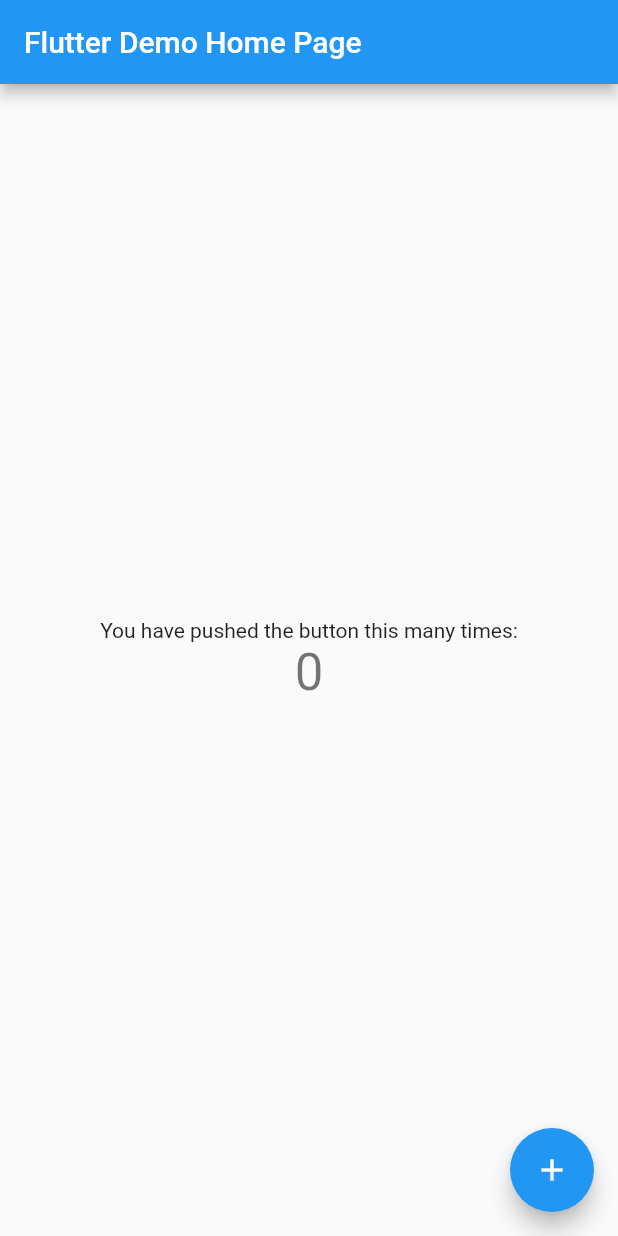
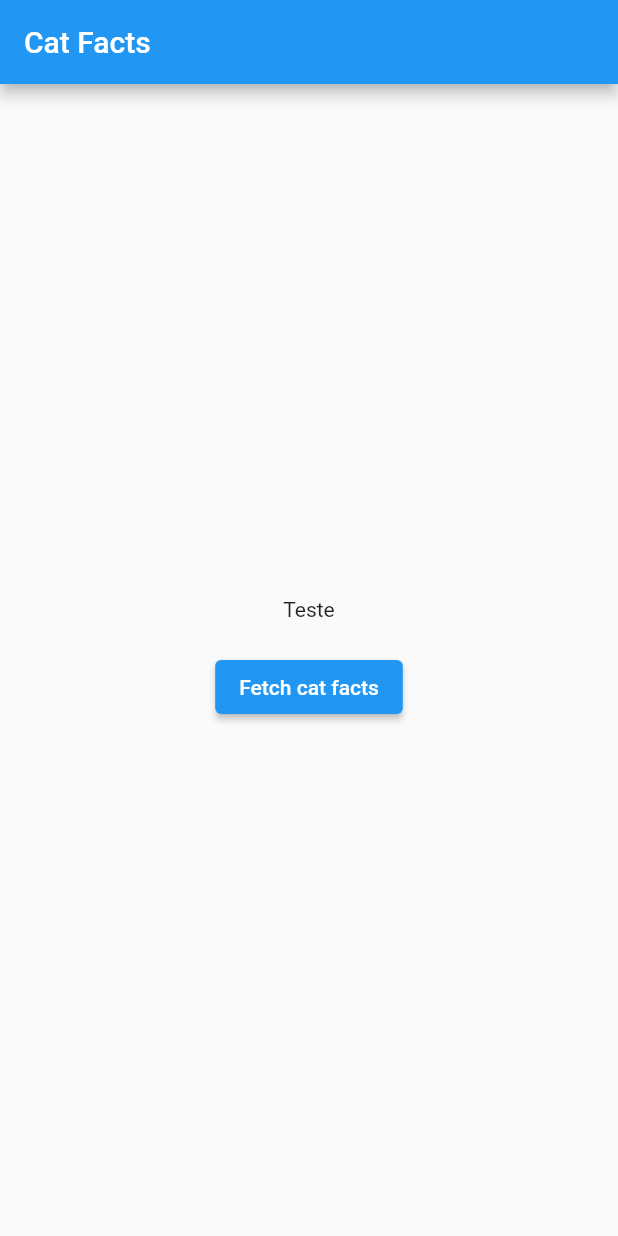
Before and after one commit to Yeshey/FlutterCanteen, a Flutter app: the screen it shows after launch, on a phone screen of 412 x 824 dp. Run offline on Flutter 3.47's test engine with Material 2 defaults, Android fonts, the phone set to English and light mode, and no system bars.

Commit message:
able to retrieve some information and display it

```diff
--- a/lib/main.dart
+++ b/lib/main.dart
@@ -1,4 +1,8 @@
+import 'dart:convert';
+import 'dart:io';
+
 import 'package:flutter/material.dart';
+import 'package:http/http.dart' as http;
 
 void main() {
   runApp(const MyApp());
@@ -24,92 +28,138 @@
         // is not restarted.
         primarySwatch: Colors.blue,
       ),
-      home: const MyHomePage(title: 'Flutter Demo Home Page'),
+      //home: const MyHomePage(title: 'Flutter Demo Home Page'),
+      //home: const MyHomePage(title: 'Flutter Demo Home Page'),
+      initialRoute: CatFactsScreen.routename,
+      routes: {
+        // '/': (context) => MyHomePage(title: 'Flutter Demo Home Page'),
+
+        CatFactsScreen.routename : (context) => CatFactsScreen(),
+      },
+      debugShowCheckedModeBanner: false, // no longuer ddebugging flag in the app!!
     );
   }
 }
 
-class MyHomePage extends StatefulWidget {
-  const MyHomePage({super.key, required this.title});
+class Meal {
+  Meal.fromJson(Map<String, dynamic> json)
+      : weekDay = json['weekDay'] ?? '',
+        soup = json['soup'] ?? '',
+        fish = json['fish'] ?? '',
+        meat = json['meat'] ?? '',
+        vegetarian = json['vegetarian'] ?? '',
+        dessert = json['dessert'] ?? '';
 
-  // This widget is the home page of your application. It is stateful, meaning
-  // that it has a State object (defined below) that contains fields that affect
-  // how it looks.
+  final String weekDay;
+  final String soup;
+  final String fish;
+  final String meat;
+  final String vegetarian;
+  final String dessert;
+}
 
-  // This class is the configuration for the state. It holds the values (in this
-  // case the title) provided by the parent (in this case the App widget) and
-  // used by the build method of the State. Fields in a Widget subclass are
-  // always marked "final".
 
-  final String title;
+
+class CatFactsScreen extends StatefulWidget {
+  const CatFactsScreen({Key? key}) : super(key: key);
+
+  static const String routename = '/CatFactsScreen';
 
   @override
-  State<MyHomePage> createState() => _MyHomePageState();
+  State<CatFactsScreen> createState() => _MyHomePageState();
 }
 
-class _MyHomePageState extends State<MyHomePage> {
-  int _counter = 0;
+class _MyHomePageState extends State<CatFactsScreen> {
 
-  void _incrementCounter() {
-    setState(() {
-      // This call to setState tells the Flutter framework that something has
-      // changed in this State, which causes it to rerun the build method below
-      // so that the display can reflect the updated values. If we changed
-      // _counter without calling setState(), then the build method would not be
-      // called again, and so nothing would appear to happen.
-      _counter++;
+  static const String _catFactsUrl = 'http://amov.servehttp.com:8080/menu'; // 'http://amov.servehttp.com:8080/menu'; //'http://0.0.0.0:8080/menu'; // 'https://catfact.ninja/facts';
+
+  Future<String> _fetchAnAsyncString() async {
+    // Simula um pedido de 5 segundos
+    await Future.delayed(const Duration(seconds: 5));
+    return Future.value('Hello world, from an aysnc call!');
+  }
+
+
+  List<Meal>? _meals = [];
+  bool _fetchingData = false;
+  Future<void> _fetchCatFacts() async {
+    try {
+      setState(() => _fetchingData = true);
+      http.Response response = await http.get(Uri.parse(_catFactsUrl));
+      if (response.statusCode == HttpStatus.ok) {
+        debugPrint(response.body);
+        // final Map<String, dynamic> decodedData = json.decode(response.body);
+
+        /*
+        final Map<String, dynamic> mealsData = json.decode(response.body);
+        setState(() => _meals = mealsData.entries
+            .map((mealData) => Meal.fromJson(mealData.value)).toList());
+         */
+
+        final mealsData = json.decode(response.body);
+        final meals = <Meal>[];
+        mealsData.forEach((weekDay, data) {
+          final meal = Meal.fromJson(data['original']);
+          meals.add(meal);
         });
+        setState(() => _meals = meals);
+
+      }
+    } catch (e) {
+      debugPrint('Something went wrong: $e');
+    } finally {
+      setState(() => _fetchingData = false);
+    }
   }
 
   @override
   Widget build(BuildContext context) {
-    // This method is rerun every time setState is called, for instance as done
-    // by the _incrementCounter method above.
-    //
-    // The Flutter framework has been optimized to make rerunning build methods
-    // fast, so that you can just rebuild anything that needs updating rather
-    // than having to individually change instances of widgets.
     return Scaffold(
       appBar: AppBar(
-        // Here we take the value from the MyHomePage object that was created by
-        // the App.build method, and use it to set our appbar title.
-        title: Text(widget.title),
+        title: const Text('Cat Facts'),
       ),
       body: Center(
-        // Center is a layout widget. It takes a single child and positions it
-        // in the middle of the parent.
           child: Column(
-          // Column is also a layout widget. It takes a list of children and
-          // arranges them vertically. By default, it sizes itself to fit its
-          // children horizontally, and tries to be as tall as its parent.
-          //
-          // Invoke "debug painting" (press "p" in the console, choose the
-          // "Toggle Debug Paint" action from the Flutter Inspector in Android
-          // Studio, or the "Toggle Debug Paint" command in Visual Studio Code)
-          // to see the wireframe for each widget.
-          //
-          // Column has various properties to control how it sizes itself and
-          // how it positions its children. Here we use mainAxisAlignment to
-          // center the children vertically; the main axis here is the vertical
-          // axis because Columns are vertical (the cross axis would be
-          // horizontal).
             mainAxisAlignment: MainAxisAlignment.center,
-          children: <Widget>[
-            const Text(
-              'You have pushed the button this many times:',
+            children: [
+              const Text('Teste'),
+              const SizedBox(height: 20.0),
+              ElevatedButton(
+                onPressed: _fetchCatFacts,
+                child: const Text('Fetch cat facts'),
               ),
-            Text(
-              '$_counter',
-              style: Theme.of(context).textTheme.headline4,
-            ),
+              if (_fetchingData) const CircularProgressIndicator(),
+              if (!_fetchingData && _meals != null && _meals!.isNotEmpty)
+                Flexible(
+                  child: ListView.builder(
+                    //itemCount: json.keys.length,
+                    itemCount: _meals!.length,
+                    itemBuilder: (BuildContext context, int index) {
+                      final Meal meal = _meals![index];
+                      return Card(
+                        child: Padding(
+                          padding: const EdgeInsets.all(8.0),
+                          child: Column(
+                            children: [
+                              Text(meal.weekDay),
+                              Text('Soup: ${meal.soup}'),
+                              Text('Fish: ${meal.fish}'),
+                              Text('Meat: ${meal.meat}'),
+                              Text('Vegetarian: ${meal.vegetarian}'),
+                              Text('Dessert: ${meal.dessert}'),
                             ],
                           ),
                         ),
-      floatingActionButton: FloatingActionButton(
-        onPressed: _incrementCounter,
-        tooltip: 'Increment',
-        child: const Icon(Icons.add),
-      ), // This trailing comma makes auto-formatting nicer for build methods.
+                      );
+                    },
+
+                  ),
+                ),
+            ],
+          )
+
+      ),
     );
   }
+
 }
--- a/pubspec.yaml
+++ b/pubspec.yaml
@@ -36,6 +36,7 @@
   # The following adds the Cupertino Icons font to your application.
   # Use with the CupertinoIcons class for iOS style icons.
   cupertino_icons: ^1.0.2
+  http: any
 
 dev_dependencies:
   flutter_test:
```
Also changed, not shown: 2 other files. Lines whose indentation alone changed are shown as unchanged.
